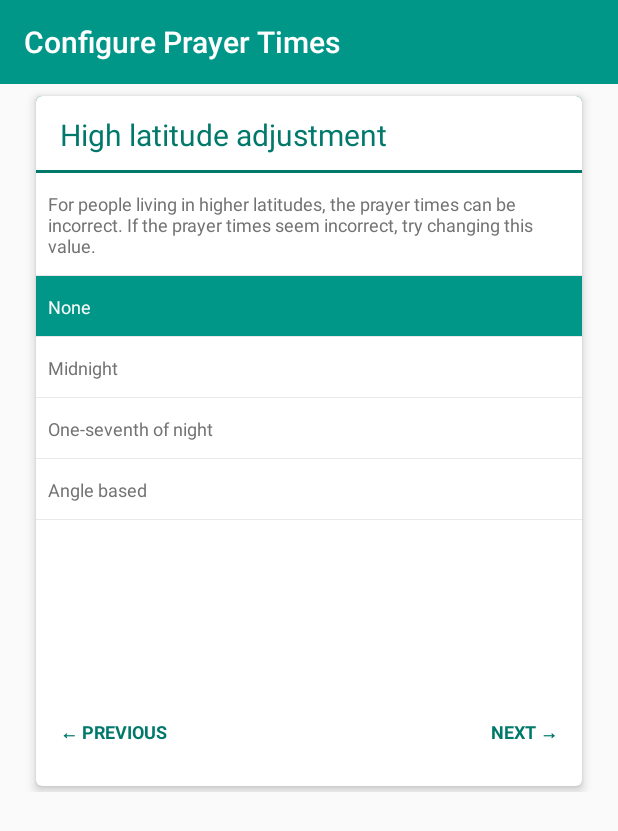
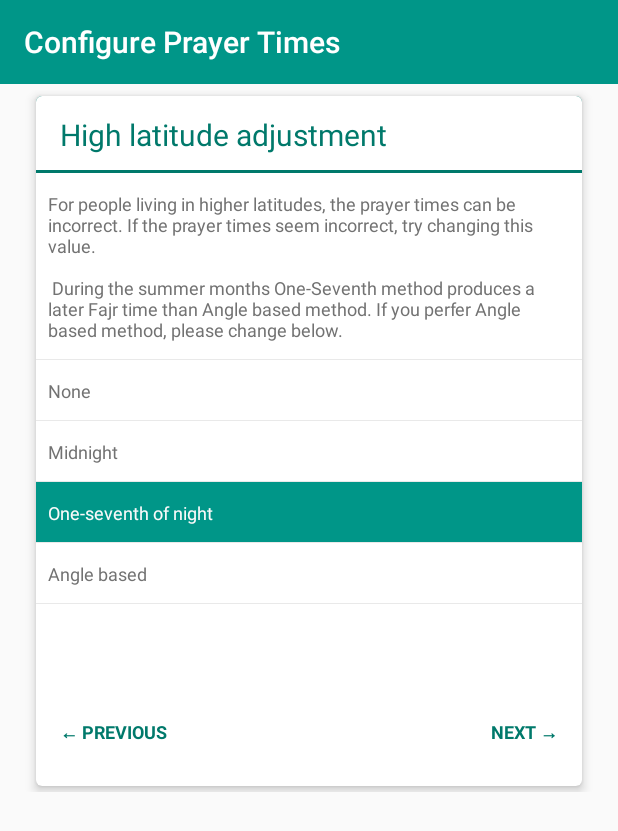
Before and after one commit to alphamu/PrayTime-Android, an Android app: the OnboardingActivity screen opened directly, with no data from a screen before it, after a tap on "Shafii (Standard)", on a phone screen of 412 x 824 dp. Shown: the top 831 px of the screen. Run offline under Robolectric (Android 15) with nearby library versions, the light colour scheme and no system bars; 1 other tap on this screen came first.

Commit message:
Make one seventh of night the detail high latitude calculation method.

```diff
--- a/app/src/main/java/com/alimuzaffar/ramadanalarm/util/AppSettings.java
+++ b/app/src/main/java/com/alimuzaffar/ramadanalarm/util/AppSettings.java
@@ -291,7 +291,7 @@ public class AppSettings {
   }
 
   public int getHighLatitudeAdjustmentFor(int index) {
-    return getInt(getKeyFor(Key.ADJUST_METHOD, index), PrayTime.NONE);
+    return getInt(getKeyFor(Key.ADJUST_METHOD, index), PrayTime.ONE_SEVENTH);
   }
 
   public void setHighLatitudeAdjustmentMethodFor(int index, int value) {
--- a/app/src/main/res/values/strings.xml
+++ b/app/src/main/res/values/strings.xml
@@ -69,7 +69,9 @@
     <string name="high_latitude">High latitude adjustment</string>
     <string name="high_latitude_explain">
         For people living in higher latitudes, the prayer times can be incorrect.
-        If the prayer times seem incorrect, try changing this value.
+        If the prayer times seem incorrect, try changing this value.\n\n
+        During the summer months One-Seventh method produces a later Fajr time than
+        Angle based method. If you perfer Angle based method, please change below.
     </string>
     <string name="high_lat_none">None</string>
     <string name="high_lat_midnight">Midnight</string>
```
